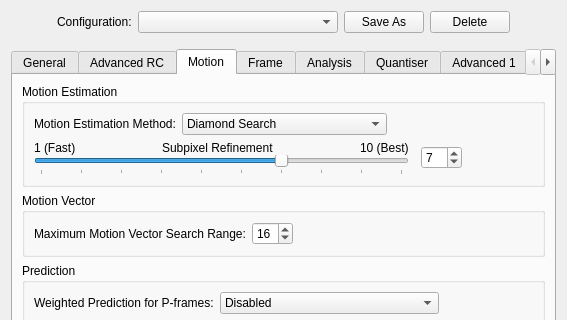
Old version of the form avidemux_plugins/ADM_videoEncoder/x265/qt4/x265ConfigDialog.ui in the repository mean00/avidemux2; both pictures show x 0 to 567 and y 0 to 320 of the 567 by 772 pixel window.
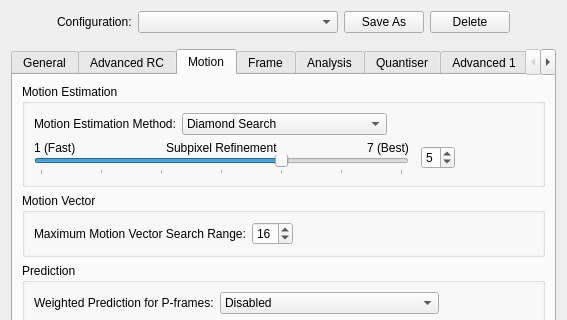
New version of the form.

Commit message: Maximum x265 subpixel refinement should be 7. Default 5.

Patch:
```diff
--- a/avidemux_plugins/ADM_videoEncoder/x265/qt4/x265ConfigDialog.ui
+++ b/avidemux_plugins/ADM_videoEncoder/x265/qt4/x265ConfigDialog.ui
@@ -1065,7 +1065,7 @@
                   <item>
                    <widget class="QLabel" name="label_37">
                     <property name="text">
-                     <string>10 (Best)</string>
+                     <string>7 (Best)</string>
                     </property>
                    </widget>
                   </item>
@@ -1089,13 +1089,13 @@
                    <number>1</number>
                   </property>
                   <property name="maximum">
-                   <number>10</number>
+                   <number>7</number>
                   </property>
                   <property name="pageStep">
                    <number>1</number>
                   </property>
                   <property name="value">
-                   <number>7</number>
+                   <number>5</number>
                   </property>
                   <property name="orientation">
                    <enum>Qt::Horizontal</enum>
@@ -1113,11 +1113,11 @@
                  <number>1</number>
                 </property>
                 <property name="maximum">
-                 <number>10</number>
-                </property>
-                <property name="value">
                  <number>7</number>
                 </property>
+                <property name="value">
+                 <number>5</number>
+                </property>
                </widget>
               </item>
              </layout>
```
